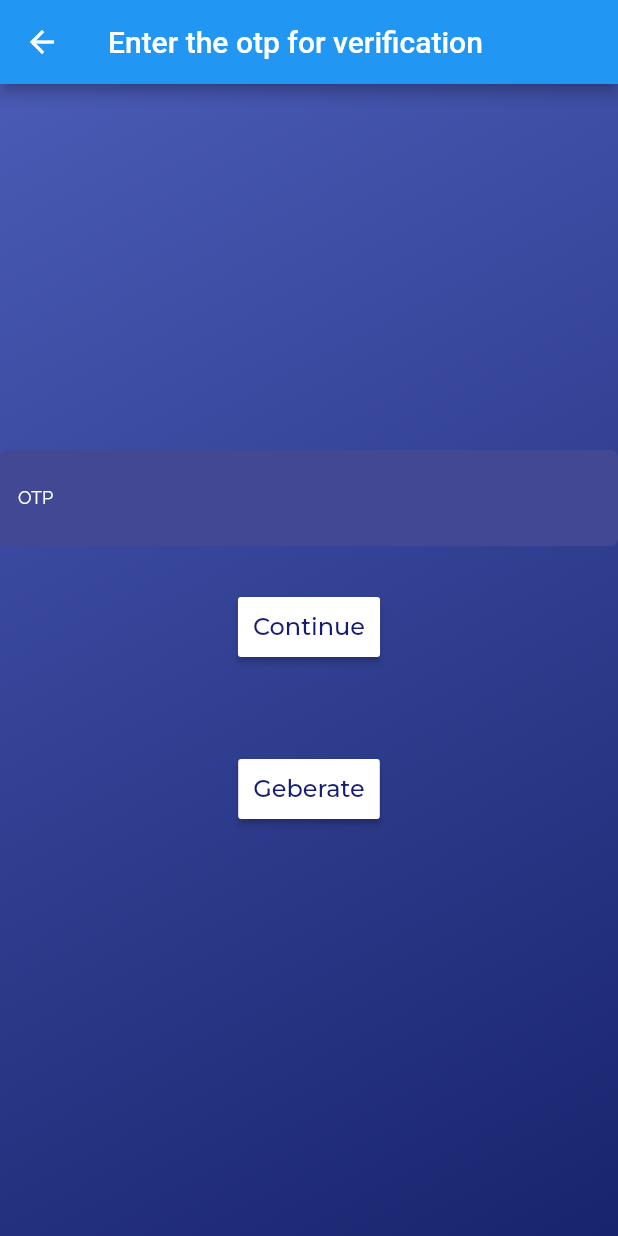
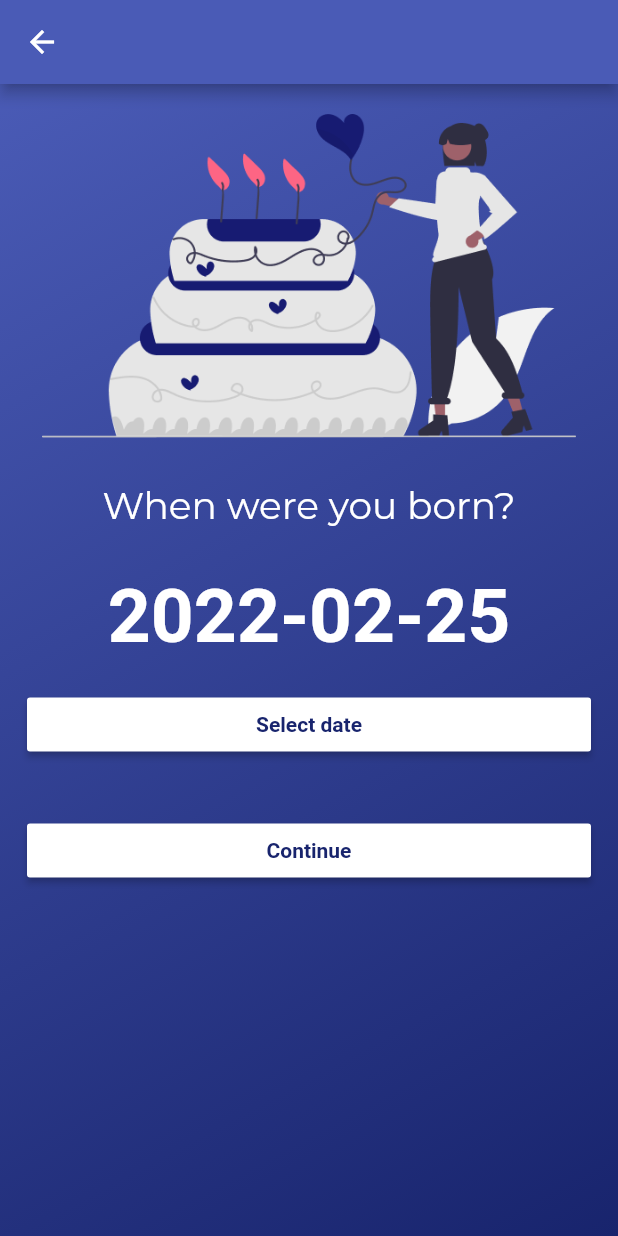
Before and after one commit to Sumithra-Sudhakar/rexora1, a Flutter app: the OTP screen opened directly with empty values, after a tap on "Continue", on a phone screen of 412 x 824 dp. Run offline on Flutter 3.47's test engine with Material 2 defaults, Android fonts, the phone set to English and light mode, and no system bars; our stand-ins replace firebase_auth, firebase_core, flutter_otp_text_field, google_fonts, google_sign_in; accounts and stored records are empty; network calls fail.

Commit message:
birthday and gender

```diff
--- a/lib/main.dart
+++ b/lib/main.dart
@@ -3,10 +3,10 @@ import 'package:flutter/material.dart';
 import 'package:rexora1/screens/home.dart';
 
 
-void main() async{
+Future<void> main() async {
   WidgetsFlutterBinding.ensureInitialized();
   await Firebase.initializeApp();
-  runApp(const MyApp());
+  runApp(MyApp());
 }
 
 class MyApp extends StatelessWidget {
--- /dev/null
+++ b/lib/screens/birthday.dart
@@ -0,0 +1,114 @@
+import 'package:flutter/material.dart';
+import 'package:google_fonts/google_fonts.dart';
+
+import 'Gender.dart';
+
+class Birthday extends StatefulWidget {
+  const Birthday({Key? key}) : super(key: key);
+
+  @override
+  _BirthdayState createState() => _BirthdayState();
+}
+
+class _BirthdayState extends State<Birthday> {
+  DateTime selectedDate = DateTime.now();
+  @override
+  _selectDate(BuildContext context) async {
+    final DateTime? picked = await showDatePicker(
+      context: context,
+      initialDate: selectedDate, // Refer step 1
+      firstDate: DateTime(2000),
+      lastDate: DateTime(2025),
+    );
+    if (picked != null && picked != selectedDate)
+      setState(() {
+        selectedDate = picked;
+      });
+  }
+  @override
+  Widget build(BuildContext context) {
+    return  Scaffold(
+      appBar: AppBar(
+        backgroundColor:    Color(0xFF4A5BB6),
+      ),
+        body: Container(
+        decoration: BoxDecoration(
+        gradient: LinearGradient(
+        begin: Alignment.topLeft,
+        end: Alignment.bottomRight,
+        colors: [
+        Color(0xFF4A5BB6),
+    Color(0xFF18246D)
+    ]
+    )
+    ),
+        child: Column(
+          mainAxisAlignment: MainAxisAlignment.center,
+
+
+          children: [
+            Expanded(flex: 1
+                ,child: Padding(
+                  padding: const EdgeInsets.all(20.0),
+                  child: Image.asset("assets/birthday.png"),
+                )),
+           Expanded(
+               flex: 2,
+               child: ListView(
+             children: [
+               Padding(padding: EdgeInsets.fromLTRB(30, 10, 30, 30),
+                 child: Align(
+                   alignment: Alignment.center,
+                   child: Text("When were you born?",
+                     style:  GoogleFonts.montserrat(color: Colors.white,
+                         fontSize: 25,
+                         fontWeight: FontWeight.w400
+                     ),),
+                 ),),
+
+               Align(
+                 alignment: Alignment.center,
+                 child: Text(
+                   "${selectedDate.toLocal()}".split(' ')[0],
+                   style: TextStyle(fontSize: 50, fontWeight: FontWeight.bold, color: Colors.white),
+                 ),
+               ),
+
+               Padding(
+                 padding: const EdgeInsets.all(18.0),
+                 child: RaisedButton(
+                   onPressed: () => _selectDate(context), // Refer step 3
+                   child: Text(
+                     'Select date',
+                     style:
+                     TextStyle(color: Color(0xFF18246D), fontWeight: FontWeight.bold),
+                   ),
+                   color: Colors.white,
+                 ),
+               ),
+
+               Padding(
+                 padding: const EdgeInsets.all(18.0),
+                 child: RaisedButton(
+                   onPressed: () {
+    Navigator.push(context,
+    MaterialPageRoute(builder: (context) => const Gender()));
+    },
+
+
+  //Refer step 3
+                   child: Text(
+                     'Continue',
+                     style:
+                     TextStyle(color: Color(0xFF18246D), fontWeight: FontWeight.bold),
+                   ),
+                   color: Colors.white,
+                 ),
+               ),
+             ],
+           ))
+          ],
+        ),)
+    );
+  }
+}
--- a/lib/screens/otp.dart
+++ b/lib/screens/otp.dart
@@ -3,6 +3,7 @@ import 'package:flutter/cupertino.dart';
 import 'package:flutter/material.dart';
 import 'package:google_fonts/google_fonts.dart';
 import 'package:flutter_otp_text_field/flutter_otp_text_field.dart';
+import 'package:rexora1/screens/birthday.dart';
 
 import 'home.dart';
 
@@ -36,7 +37,7 @@ class _OTPState extends State<OTP> {
   // }
   _generateOTP() async {
     await FirebaseAuth.instance.verifyPhoneNumber(
-      phoneNumber: '+91 ${widget.phoneNumber}',
+      phoneNumber: '+91${widget.phoneNumber}',
       verificationCompleted: (PhoneAuthCredential credential) {
         print("COMPLETE");
         print("verification completed ${credential.smsCode}");
@@ -125,19 +126,10 @@ class _OTPState extends State<OTP> {
                     fontSize: 16
 
                 ),),
-                onPressed: () async {
-                  await FirebaseAuth.instance
-                      .signInWithCredential(PhoneAuthProvider.credential(
-                      verificationId: verificationId,
-                      smsCode: _otpController.text))
-                      .then((value) async {
-                    if (value.user != null) {
-                      print(widget.phoneNumber);
-                      print(await value.user!.getIdToken());
-                      //TODO: use this token to login
-                    }
-                  });
-                },
+                onPressed: ()  {
+    Navigator.push(context,
+    MaterialPageRoute(builder: (context) => const Birthday()));
+    },
                 style: ElevatedButton.styleFrom(
                     elevation: 2,
                     padding: EdgeInsets.all( 10.0),
@@ -155,7 +147,7 @@ class _OTPState extends State<OTP> {
               child: ElevatedButton(
 
 
-                child: Text("Geberate", style: GoogleFonts.montserrat(
+                child: Text("Generate", style: GoogleFonts.montserrat(
                     color: Color(0xff171B72),
                     fontSize: 16
 
--- a/pubspec.yaml
+++ b/pubspec.yaml
@@ -39,6 +39,8 @@ dependencies:
   splashscreen: 1.2.0
   flutter_signin_button: ^1.0.0
   google_sign_in: ^4.0.0
+  provider: ^4.3.2+1
+
 
 
   # The following adds the Cupertino Icons font to your application.
```
Also changed, not shown: lib/screens/Gender.dart (added, +49 -0 lines), lib/screens/phone.dart (+12 -3 lines), lib/screens/signup.dart (+6 -5 lines), assets/birthday.png (added), assets/gender.png (added), pubspec.lock.
